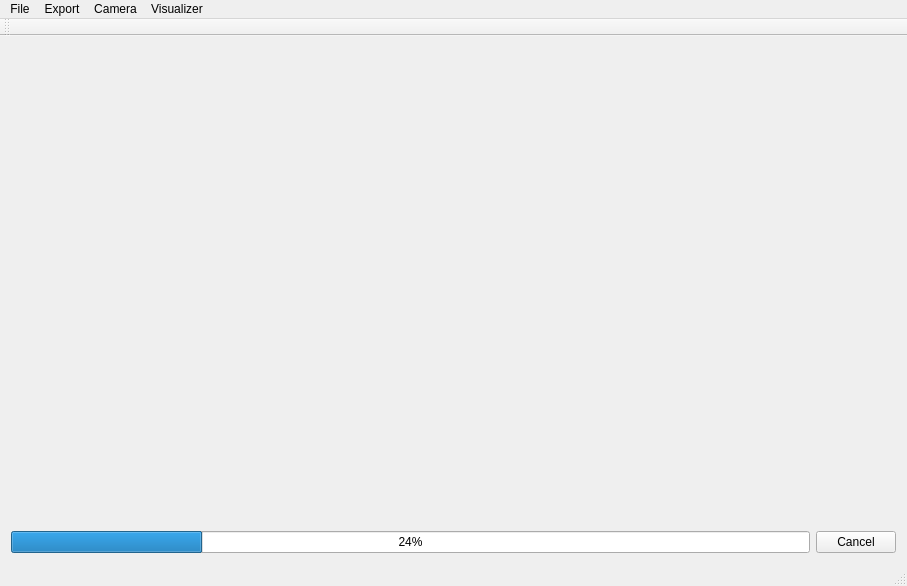
The window that studio/mainwindow.ui (lamogui/rmeditor) describes before a commit, drawn with Qt 5.
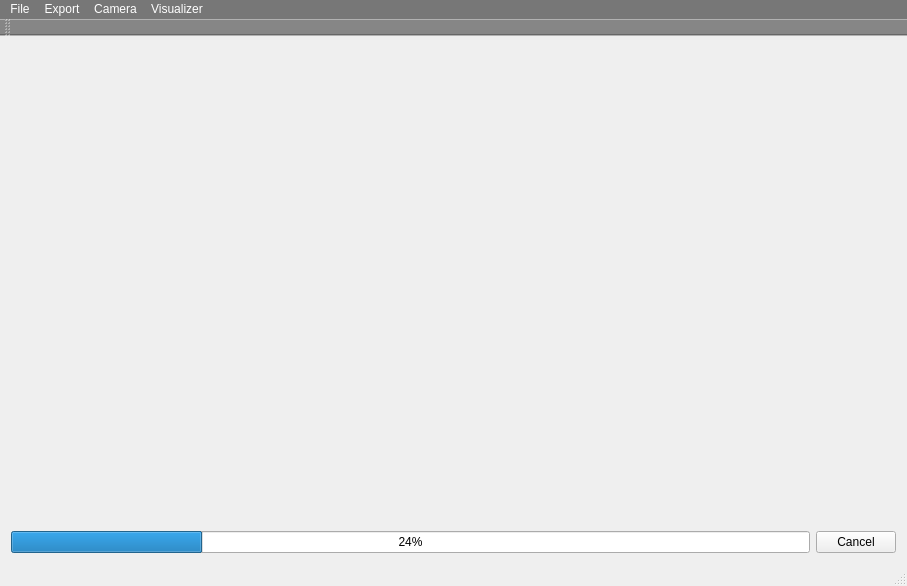
The same window after the commit. Icons and pictures are not drawn. Custom widgets are drawn as their Qt base class.

Commit message: * new: make a new style to make the editor usable again

```diff
--- a/studio/mainwindow.ui
+++ b/studio/mainwindow.ui
@@ -17,6 +17,9 @@
    <iconset resource="../icons/resources.qrc">
     <normaloff>:/icons/logo.ico</normaloff>:/icons/logo.ico</iconset>
   </property>
+  <property name="styleSheet">
+   <string notr="true"/>
+  </property>
   <property name="dockOptions">
    <set>QMainWindow::AllowTabbedDocks</set>
   </property>
@@ -72,6 +75,9 @@
      <height>21</height>
     </rect>
    </property>
+   <property name="styleSheet">
+    <string notr="true">background-color: rgba(0,0,0,128);color:rgb(255,255,255);</string>
+   </property>
    <widget class="QMenu" name="menuFile">
     <property name="title">
      <string>File</string>
@@ -110,6 +116,9 @@
    <addaction name="menuVisualizer"/>
   </widget>
   <widget class="QToolBar" name="toolBar">
+   <property name="styleSheet">
+    <string notr="true">background-color: rgba(0,0,0,64);</string>
+   </property>
    <attribute name="toolBarArea">
     <enum>TopToolBarArea</enum>
    </attribute>
```
Left out of the diff: 22 changed lines with no effect on the pictures. The commit also changes 22 other files.
